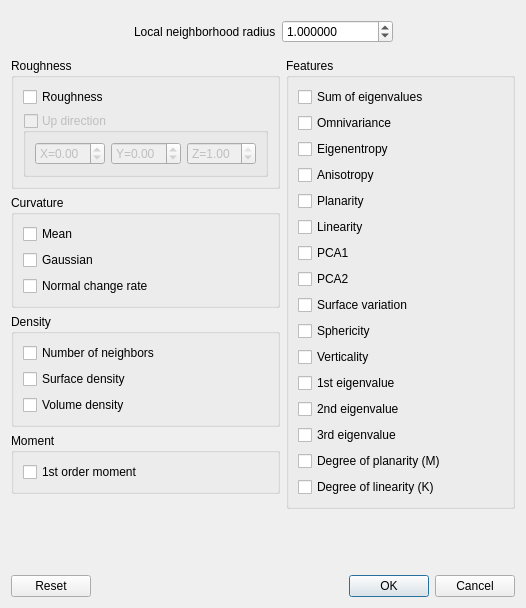
This is qCC/ui_templates/geomFeaturesDlg.ui in CloudCompare/CloudCompare as Qt 5 draws it before an edit. The edited form follows.
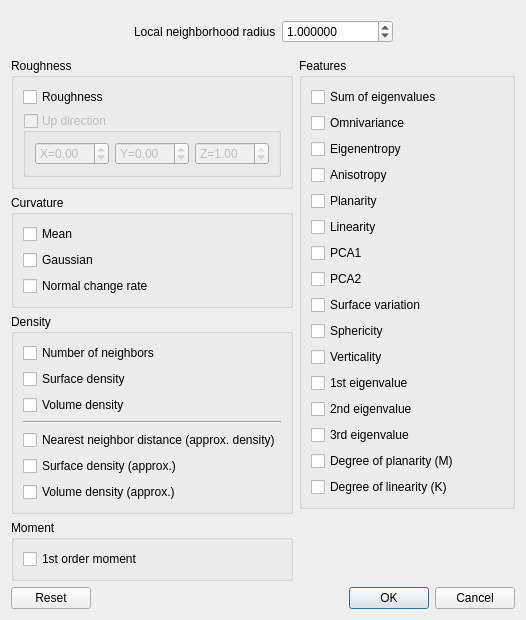
This is the edited form.

Commit message:
Expose the approximate local density in the geometric features dialog (#2396)
* Fix the scalar field names of the approximate density

* Expose the approximate local density in the geometric features dialog

* Update the changelog

What changed in the file:
```diff
--- a/qCC/ui_templates/geomFeaturesDlg.ui
+++ b/qCC/ui_templates/geomFeaturesDlg.ui
@@ -251,6 +251,43 @@
             </property>
            </widget>
           </item>
+          <item>
+           <widget class="Line" name="densitySeparator">
+            <property name="orientation">
+             <enum>Qt::Horizontal</enum>
+            </property>
+           </widget>
+          </item>
+          <item>
+           <widget class="QCheckBox" name="densityKnnApproxCheckBox">
+            <property name="toolTip">
+             <string>Inverse of the distance to the nearest neighbor. Much faster than the exact density, and independent of the radius.</string>
+            </property>
+            <property name="text">
+             <string>Nearest neighbor distance (approx. density)</string>
+            </property>
+           </widget>
+          </item>
+          <item>
+           <widget class="QCheckBox" name="densitySurfApproxCheckBox">
+            <property name="toolTip">
+             <string>Surface density estimated from the distance to the nearest neighbor only. Much faster than the exact density, and independent of the radius.</string>
+            </property>
+            <property name="text">
+             <string>Surface density (approx.)</string>
+            </property>
+           </widget>
+          </item>
+          <item>
+           <widget class="QCheckBox" name="densityVolApproxCheckBox">
+            <property name="toolTip">
+             <string>Volume density estimated from the distance to the nearest neighbor only. Much faster than the exact density, and independent of the radius.</string>
+            </property>
+            <property name="text">
+             <string>Volume density (approx.)</string>
+            </property>
+           </widget>
+          </item>
          </layout>
         </widget>
        </item>
```
The commit also changes 4 other files.
